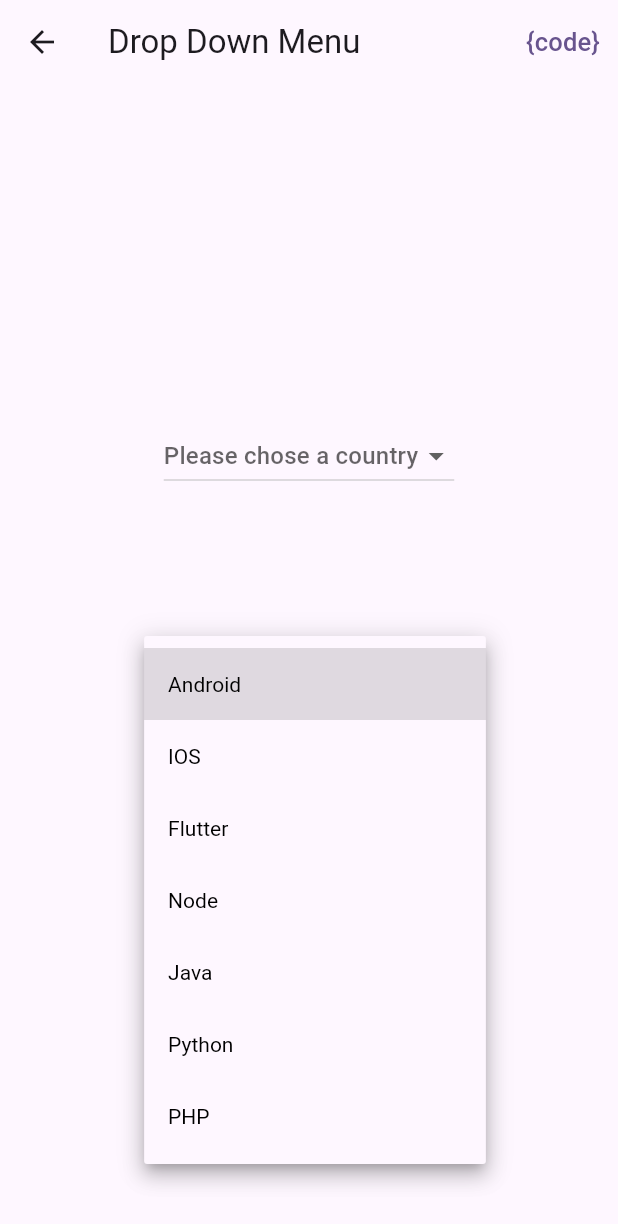
After one commit to NahitCalisir/flutter_how_to_do, a Flutter app: the DropDownMenuUsage screen opened directly, after a tap on "Please choose a language", on a phone screen of 412 x 824 dp. The commit adds this screen. Shown: the top 1224 px of the screen. Run offline on Flutter 3.47's test engine with Material 3 defaults, Android fonts, the phone set to English and light mode, and no system bars; missing offline and left inert: code_editor.

Commit message:
time picker, dropdown menu, gesture detector,scroll view added.

```diff
--- a/lib/1_snackbar/snackbar_kullanimi.dart
+++ b/lib/01_snackbar/snackbar_kullanimi.dart
@@ -16,7 +16,7 @@ class _SnackbarKullanimiState extends State<SnacbarKullanimi> {
         actions: [
           TextButton(onPressed: (){
             Navigator.push(context, MaterialPageRoute(
-                builder: (context)=> DartFileReader(title: "SnacBar", filePath: "lib/1_snackbar/snackbar_kullanimi.dart")));
+                builder: (context)=> DartFileReader(title: "SnacBar", filePath: "lib/01_snackbar/snackbar_kullanimi.dart")));
           }, child: Text("{code}",style: TextStyle(fontSize: 17),))
         ],
       ),
--- a/lib/2_alert/alert_usage.dart
+++ b/lib/02_alert/alert_usage.dart
@@ -20,7 +20,7 @@ class _AlertUsageState extends State<AlertUsage> {
         actions: [
           TextButton(onPressed: (){
             Navigator.push(context, MaterialPageRoute(
-                builder: (context)=> DartFileReader(title: "Alert",filePath: "lib/2_alert/alert_usage.dart")));
+                builder: (context)=> DartFileReader(title: "Alert",filePath: "lib/02_alert/alert_usage.dart")));
           }, child: const Text("{code}",style: TextStyle(fontSize: 17),))
         ],
       ),
--- a/lib/3_text_field/text_field.dart
+++ b/lib/03_text_field/text_field.dart
@@ -23,7 +23,7 @@ class _TextFieldPageState extends State<TextFieldPage> {
         actions: [
           TextButton(onPressed: (){
             Navigator.push(context, MaterialPageRoute(
-                builder: (context)=> DartFileReader(title: "Text Field", filePath: "lib/3_text_field/text_field.dart")));
+                builder: (context)=> DartFileReader(title: "Text Field", filePath: "lib/03_text_field/text_field.dart")));
           }, child: Text("{code}",style: TextStyle(fontSize: 17),))
         ],
       ),
--- a/lib/4_image_usage/image_usage.dart
+++ b/lib/04_image_usage/image_usage.dart
@@ -20,7 +20,7 @@ class _ImageUsageState extends State<ImageUsage> {
         actions: [
           TextButton(onPressed: (){
             Navigator.push(context, MaterialPageRoute(
-                builder: (context)=> DartFileReader(title: "Image", filePath: "lib/4_image_usage/image_usage.dart")));
+                builder: (context)=> DartFileReader(title: "Image", filePath: "lib/04_image_usage/image_usage.dart")));
           }, child: Text("{code}",style: TextStyle(fontSize: 17),))
         ],
       ),
--- a/lib/5_switch/switch_usage.dart
+++ b/lib/05_switch/switch_usage.dart
@@ -17,7 +17,7 @@ class _SwitchUsageState extends State<SwitchUsage> {
         actions: [
           TextButton(onPressed: (){
             Navigator.push(context, MaterialPageRoute(
-                builder: (context)=> DartFileReader(title: "Switch", filePath: "lib/5_switch/switch_usage.dart")));
+                builder: (context)=> DartFileReader(title: "Switch", filePath: "lib/05_switch/switch_usage.dart")));
           }, child: Text("{code}",style: TextStyle(fontSize: 17),))
         ],
       ),
--- a/lib/6_checkbox/checkbox_usage.dart
+++ b/lib/06_checkbox/checkbox_usage.dart
@@ -18,7 +18,7 @@ class _CheckboxUsageState extends State<CheckboxUsage> {
         actions: [
           TextButton(onPressed: (){
             Navigator.push(context, MaterialPageRoute(
-                builder: (context)=> DartFileReader(title: "Checkbox", filePath: "lib/6_checkbox/checkbox_usage.dart")));
+                builder: (context)=> DartFileReader(title: "Checkbox", filePath: "lib/06_checkbox/checkbox_usage.dart")));
           }, child: Text("{code}",style: TextStyle(fontSize: 17),))
         ],
       ),
--- a/lib/7_radio_button/radio_button.dart
+++ b/lib/07_radio_button/radio_button.dart
@@ -21,7 +21,7 @@ class _RadioButtonState extends State<RadioButton> {
         actions: [
           TextButton(onPressed: (){
             Navigator.push(context, MaterialPageRoute(
-                builder: (context)=> DartFileReader(title: "Radio Button", filePath: "lib/7_radio_button/radio_button.dart")));
+                builder: (context)=> DartFileReader(title: "Radio Button", filePath: "lib/07_radio_button/radio_button.dart")));
           }, child: Text("{code}",style: TextStyle(fontSize: 17),))
         ],
       ),
--- a/lib/8_progress_bar/progress_bar.dart
+++ b/lib/08_progress_bar/progress_bar.dart
@@ -20,7 +20,7 @@ class _ProgressBarState extends State<ProgressBar> {
         actions: [
           TextButton(onPressed: (){
             Navigator.push(context, MaterialPageRoute(
-                builder: (context)=> DartFileReader(title: "Progress Bar", filePath: "lib/8_progress_bar/progress_bar.dart")));
+                builder: (context)=> DartFileReader(title: "Progress Bar", filePath: "lib/08_progress_bar/progress_bar.dart")));
           }, child: Text("{code}",style: TextStyle(fontSize: 17),))
         ],
       ),
--- a/lib/9_slider/slider_usage.dart
+++ b/lib/09_slider/slider_usage.dart
@@ -20,7 +20,7 @@ class _SliderUsageState extends State<SliderUsage> {
         actions: [
           TextButton(onPressed: (){
             Navigator.push(context, MaterialPageRoute(
-                builder: (context)=> DartFileReader(title: "Slider", filePath: "lib/slider/slider_usage.dart")));
+                builder: (context)=> DartFileReader(title: "Slider", filePath: "lib/09_slider/slider_usage.dart")));
           }, child: const Text("{code}",style: TextStyle(fontSize: 17),))
         ],
       ),
--- /dev/null
+++ b/lib/11_drop_down_menu/drop_down_menu.dart
@@ -0,0 +1,103 @@
+import 'package:flutter/material.dart';
+import 'package:flutter_how_to_do/code_viewer/dart_file_reader.dart';
+
+class DropDownMenuUsage extends StatefulWidget {
+  const DropDownMenuUsage({super.key});
+
+  @override
+  State<DropDownMenuUsage> createState() => _DropDownMenuUsageState();
+}
+
+class _DropDownMenuUsageState extends State<DropDownMenuUsage> {
+
+  var countryList = <String>[];
+  String? selectedCountry;
+  String? _chosenValue;
+
+  @override
+
+  void initState() {
+    //Generally fetch data from database here
+    super.initState();
+    countryList.add("Türkiye");
+    countryList.add("İtalya");
+    countryList.add("Japonya");
+
+  }
+
+  Widget build(BuildContext context) {
+    return Scaffold(
+      appBar: AppBar(
+        title: const Text("Drop Down Menu",),
+        actions: [
+          TextButton(onPressed: (){
+            Navigator.push(context, MaterialPageRoute(
+                builder: (context)=> DartFileReader(title: "Drop Down Menu", filePath: "lib/11_drop_down_menu/drop_down_menu.dart")));
+          }, child: const Text("{code}",style: TextStyle(fontSize: 17),))
+        ],
+      ),
+      body: Center(
+        child: Column(mainAxisAlignment: MainAxisAlignment.spaceEvenly,
+          children: [
+
+            //DROP DOWN MENU ********************
+            DropdownButton(
+              value: selectedCountry,
+              //icon: const Icon(Icons.arrow_downward_outlined),
+              //focusColor: Colors.indigo,
+              //elevation: 5,
+              //style: const TextStyle(color: Colors.blue),
+              //iconEnabledColor:Colors.red,
+              //dropdownColor: Colors.pink.shade50,
+              hint: const Text("Please chose a country"),
+              items: countryList.map((country){
+                return DropdownMenuItem(
+                    value:country,
+                    child: Text(country));
+              }).toList(),
+              onChanged: (String? selectedItem){
+                setState(() {
+                  selectedCountry = selectedItem;
+                });
+              }),
+
+            DropdownButton<String>(
+              focusColor:Colors.white,
+              value: _chosenValue,
+              //elevation: 5,
+              style: TextStyle(color: Colors.white),
+              iconEnabledColor:Colors.black,
+              hint:const Text(
+                "Please choose a language",
+                style: TextStyle(
+                    color: Colors.black,
+                    fontSize: 14,
+                    fontWeight: FontWeight.w500),
+              ),
+              items: <String>[
+                'Android',
+                'IOS',
+                'Flutter',
+                'Node',
+                'Java',
+                'Python',
+                'PHP',
+              ].map<DropdownMenuItem<String>>((String value) {
+                return DropdownMenuItem<String>(
+                  value: value,
+                  child: Text(value,style:TextStyle(color:Colors.black),),
+                );
+              }).toList(),
+
+              onChanged: (String? value) {
+                setState(() {
+                  _chosenValue = value;
+                });
+              },
+            ),
+          ],
+        ),
+      ),
+    );
+  }
+}
```
Also changed, not shown: lib/10_time_date_picker/time_date_picker.dart (added, +86 -0 lines), lib/12_gesture_dedector/gesture_dedector_usage.dart (added, +63 -0 lines), lib/13_scroll_view/scroll_view_usage.dart (added, +96 -0 lines), lib/homepage/homepage.dart (+21 -9 lines), pubspec.yaml (+13 -10 lines), images/items/dropdownmenu.png (added), images/items/gesture.jpeg (added), images/items/scroll.gif (added), images/items/timepicker.png (added).
